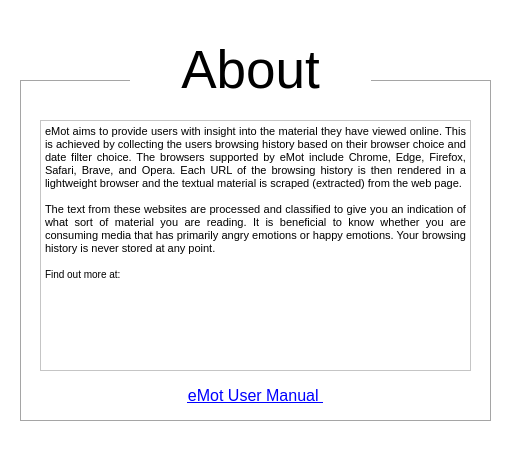
Old version of the form src/pyqt/uiFiles/about_window.ui in the repository gerardpslowey/eMot.
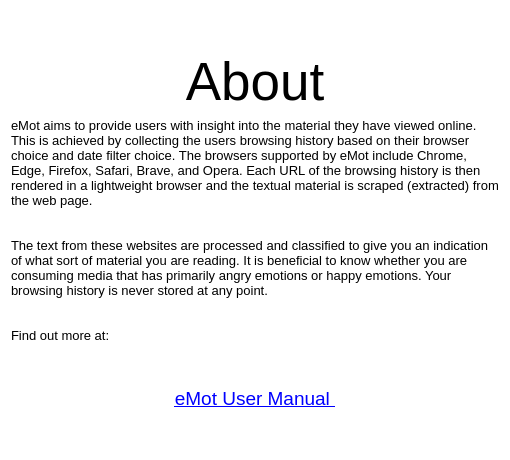
New version of the form. Icons and pictures are not drawn.

Commit message: tag and url message if no data, about page refactored

```diff
--- a/src/pyqt/uiFiles/about_window.ui
+++ b/src/pyqt/uiFiles/about_window.ui
@@ -18,7 +18,7 @@
   </property>
   <property name="maximumSize">
    <size>
-    <width>510</width>
+    <width>550</width>
     <height>460</height>
    </size>
   </property>
@@ -32,15 +32,29 @@
   <property name="styleSheet">
    <string notr="true">background-color: rgb(255, 255, 255);</string>
   </property>
+  <layout class="QVBoxLayout" name="verticalLayout_5">
+   <item>
+    <layout class="QVBoxLayout" name="verticalLayout_4" stretch="1,2,1">
+     <item>
+      <layout class="QVBoxLayout" name="verticalLayout_3">
+       <property name="topMargin">
+        <number>0</number>
+       </property>
+       <item>
+        <spacer name="verticalSpacer">
+         <property name="orientation">
+          <enum>Qt::Vertical</enum>
+         </property>
+         <property name="sizeHint" stdset="0">
+          <size>
+           <width>20</width>
+           <height>40</height>
+          </size>
+         </property>
+        </spacer>
+       </item>
+       <item>
   <widget class="QLabel" name="emotHeader_2">
-   <property name="geometry">
-    <rect>
-     <x>130</x>
-     <y>20</y>
-     <width>241</width>
-     <height>100</height>
-    </rect>
-   </property>
    <property name="font">
     <font>
      <pointsize>40</pointsize>
@@ -55,58 +69,44 @@
     <set>Qt::AlignCenter</set>
    </property>
   </widget>
-  <widget class="QLabel" name="emptyBox_3">
-   <property name="geometry">
-    <rect>
-     <x>20</x>
-     <y>80</y>
-     <width>471</width>
-     <height>341</height>
-    </rect>
-   </property>
-   <property name="styleSheet">
-    <string notr="true">border: 1px solid rgb(165, 165, 165);</string>
+       </item>
+      </layout>
+     </item>
+     <item>
+      <layout class="QVBoxLayout" name="verticalLayout_2">
+       <item>
+        <widget class="QLabel" name="label_2">
+         <property name="font">
+          <font>
+           <pointsize>10</pointsize>
+          </font>
    </property>
    <property name="text">
-    <string/>
-   </property>
-  </widget>
-  <widget class="QTextEdit" name="textEdit">
-   <property name="geometry">
-    <rect>
-     <x>40</x>
-     <y>120</y>
-     <width>431</width>
-     <height>251</height>
-    </rect>
-   </property>
-   <property name="readOnly">
+          <string>eMot aims to provide users with insight into the material they have viewed online. This is achieved by collecting the users browsing history based on their browser choice and date filter choice. The browsers supported by eMot include Chrome, Edge, Firefox, Safari, Brave, and Opera. Each URL of the browsing history is then rendered in a lightweight browser and the textual material is scraped (extracted) from the web page.
+
+
+The text from these websites are processed and classified to give you an indication of what sort of material you are reading. It is beneficial to know whether you are consuming media that has primarily angry emotions or happy emotions. Your browsing history is never stored at any point.
+
+
+Find out more at:</string>
+         </property>
+         <property name="scaledContents">
+          <bool>true</bool>
+         </property>
+         <property name="wordWrap">
     <bool>true</bool>
    </property>
-   <property name="html">
-    <string>&lt;!DOCTYPE HTML PUBLIC &quot;-//W3C//DTD HTML 4.0//EN&quot; &quot;http://www.w3.org/TR/REC-html40/strict.dtd&quot;&gt;
-&lt;html&gt;&lt;head&gt;&lt;meta name=&quot;qrichtext&quot; content=&quot;1&quot; /&gt;&lt;style type=&quot;text/css&quot;&gt;
-p, li { white-space: pre-wrap; }
-&lt;/style&gt;&lt;/head&gt;&lt;body style=&quot; font-family:'MS Shell Dlg 2'; font-size:7.8pt; font-weight:400; font-style:normal;&quot;&gt;
-&lt;p align=&quot;justify&quot; style=&quot; margin-top:0px; margin-bottom:0px; margin-left:0px; margin-right:0px; -qt-block-indent:0; text-indent:0px;&quot;&gt;&lt;span style=&quot; font-size:8pt;&quot;&gt;eMot aims to provide users with insight into the material they have viewed online. This is achieved by collecting the users browsing history based on their browser choice and date filter choice. The browsers supported by eMot include Chrome, Edge, Firefox, Safari, Brave, and Opera. Each URL of the browsing history is then rendered in a lightweight browser and the textual material is scraped (extracted) from the web page. &lt;/span&gt;&lt;/p&gt;
-&lt;p align=&quot;justify&quot; style=&quot;-qt-paragraph-type:empty; margin-top:0px; margin-bottom:0px; margin-left:0px; margin-right:0px; -qt-block-indent:0; text-indent:0px; font-size:8pt;&quot;&gt;&lt;br /&gt;&lt;/p&gt;
-&lt;p align=&quot;justify&quot; style=&quot; margin-top:0px; margin-bottom:0px; margin-left:0px; margin-right:0px; -qt-block-indent:0; text-indent:0px;&quot;&gt;&lt;span style=&quot; font-size:8pt;&quot;&gt;The text from these websites are processed and classified to give you an indication of what sort of material you are reading. It is beneficial to know whether you are consuming media that has primarily angry emotions or happy emotions. Your browsing history is never stored at any point.&lt;/span&gt;&lt;/p&gt;
-&lt;p align=&quot;justify&quot; style=&quot;-qt-paragraph-type:empty; margin-top:0px; margin-bottom:0px; margin-left:0px; margin-right:0px; -qt-block-indent:0; text-indent:0px; font-size:8pt;&quot;&gt;&lt;br /&gt;&lt;/p&gt;
-&lt;p style=&quot; margin-top:0px; margin-bottom:0px; margin-left:0px; margin-right:0px; -qt-block-indent:0; text-indent:0px;&quot;&gt;Find out more at: &lt;/p&gt;&lt;/body&gt;&lt;/html&gt;</string>
-   </property>
-  </widget>
+        </widget>
+       </item>
+      </layout>
+     </item>
+     <item>
+      <layout class="QVBoxLayout" name="verticalLayout">
+       <item>
   <widget class="QLabel" name="label">
-   <property name="geometry">
-    <rect>
-     <x>40</x>
-     <y>380</y>
-     <width>431</width>
-     <height>31</height>
-    </rect>
-   </property>
    <property name="font">
     <font>
-     <pointsize>12</pointsize>
+           <pointsize>14</pointsize>
     </font>
    </property>
    <property name="cursor">
@@ -122,7 +122,7 @@
     <enum>QFrame::NoFrame</enum>
    </property>
    <property name="text">
-    <string>&lt;a href = &quot;https://docs.google.com/document/d/1qBCJQA-CYdJfvuIIAPbABQMXIWXqyd_84ktYM9sTRZs/edit?usp=sharing&quot;&gt; eMot User Manual &lt;/a&gt;</string>
+          <string>&lt;html&gt;&lt;head/&gt;&lt;body&gt;&lt;p align=&quot;center&quot;&gt;&lt;a href=&quot;https://docs.google.com/document/d/1qBCJQA-CYdJfvuIIAPbABQMXIWXqyd_84ktYM9sTRZs/edit?usp=sharing&quot;&gt;&lt;span style=&quot; text-decoration: underline; color:#0000ff;&quot;&gt;eMot User Manual &lt;/span&gt;&lt;/a&gt;&lt;/p&gt;&lt;/body&gt;&lt;/html&gt;</string>
    </property>
    <property name="alignment">
     <set>Qt::AlignCenter</set>
@@ -134,10 +134,12 @@
     <bool>true</bool>
    </property>
   </widget>
-  <zorder>emptyBox_3</zorder>
-  <zorder>emotHeader_2</zorder>
-  <zorder>textEdit</zorder>
-  <zorder>label</zorder>
+       </item>
+      </layout>
+     </item>
+    </layout>
+   </item>
+  </layout>
  </widget>
  <resources>
   <include location="../resources/resource.qrc"/>
```
Lines whose indentation alone changed are shown as unchanged. The commit also changes 3 other files.
